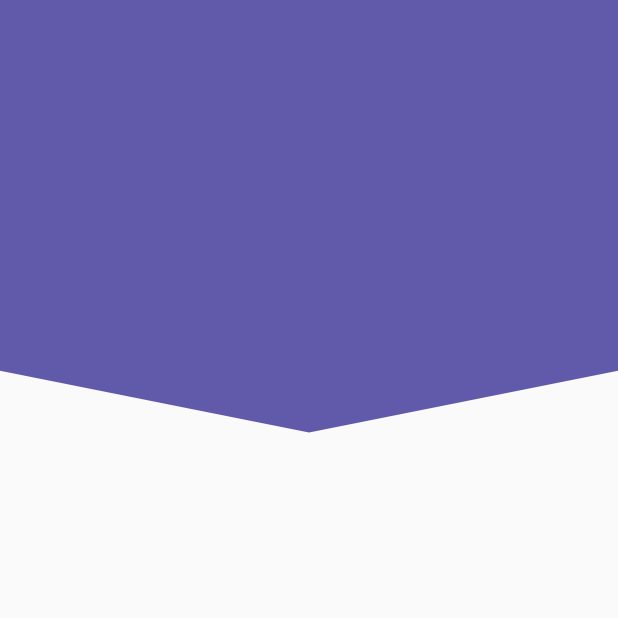
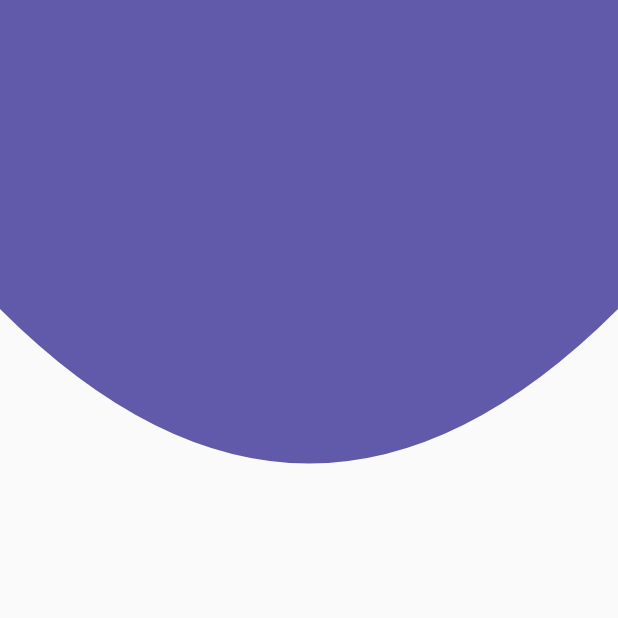
Before and after one commit to Christianesk/designs_flutter, a Flutter app: the screen it shows after launch, on a phone screen of 412 x 824 dp, the top half of it. Run offline on Flutter 3.47's test engine with Material 2 defaults, Android fonts, the phone set to English and light mode, and no system bars.

Commit message:
Design Curve Header using Custom painter

```diff
--- a/lib/src/pages/headers_page.dart
+++ b/lib/src/pages/headers_page.dart
@@ -5,7 +5,7 @@
   @override
   Widget build(BuildContext context) {
     return Scaffold(
-      body: PeakHeader(),
+      body: CurveHeader(),
     );
   }
 }
--- a/lib/src/widgets/headers.dart
+++ b/lib/src/widgets/headers.dart
@@ -143,3 +143,43 @@
     return true;
   }
 }
+
+class CurveHeader extends StatelessWidget {
+  @override
+  Widget build(BuildContext context) {
+    return Container(
+      height: double.infinity,
+      width: double.infinity,
+      child: CustomPaint(
+        painter: _CurveHeaderPainter(),
+      ),
+    );
+  }
+}
+
+class _CurveHeaderPainter extends CustomPainter {
+  @override
+  void paint(Canvas canvas, Size size) {
+    final paint = Paint();
+
+    //Properties
+
+    paint.color = Color(0xff615AAB);
+    paint.style = PaintingStyle.fill;
+    paint.strokeWidth  = 20;
+
+
+    final path = new Path();
+
+    path.lineTo(0, size.height *0.25);
+    path.quadraticBezierTo(size.width*0.50, size.height *0.50, size.width, size.height *0.25);
+    path.lineTo(size.width, 0);
+
+    canvas.drawPath(path, paint);
+  }
+
+  @override
+  bool shouldRepaint(covariant CustomPainter oldDelegate) {
+    return true;
+  }
+}
```
